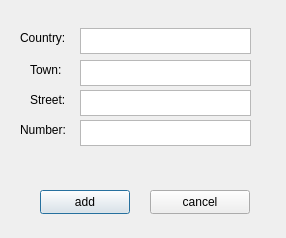
The window that Visual/visual/Windows/adresswindow.ui (werr2410/Project_ShadowScreen) describes before a commit, drawn with Qt 5.
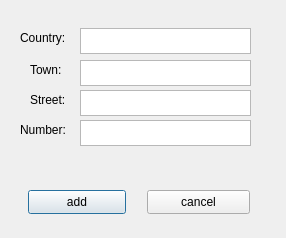
The same window after the commit.

What changed in the file:
```diff
--- a/Visual/visual/Windows/adresswindow.ui
+++ b/Visual/visual/Windows/adresswindow.ui
@@ -108,9 +108,9 @@
   <widget class="QPushButton" name="pushButton">
    <property name="geometry">
     <rect>
-     <x>40</x>
+     <x>28</x>
      <y>190</y>
-     <width>90</width>
+     <width>98</width>
      <height>24</height>
     </rect>
    </property>
@@ -121,9 +121,9 @@
   <widget class="QPushButton" name="pushButton_2">
    <property name="geometry">
     <rect>
-     <x>150</x>
+     <x>147</x>
      <y>190</y>
-     <width>100</width>
+     <width>103</width>
      <height>24</height>
     </rect>
    </property>
```
